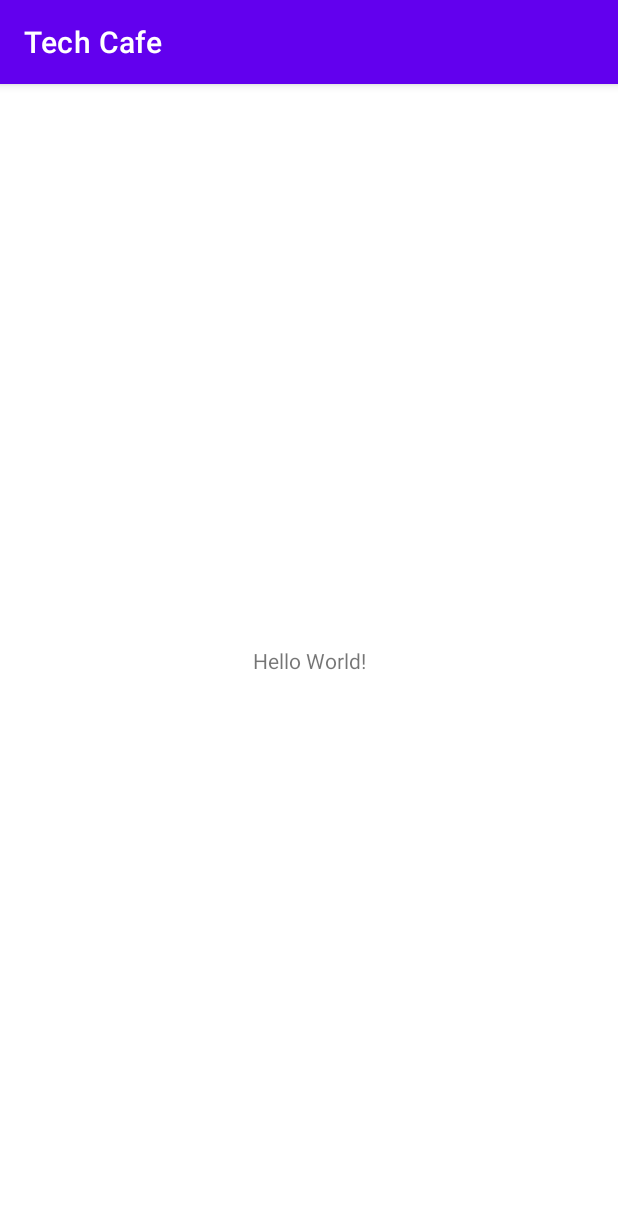
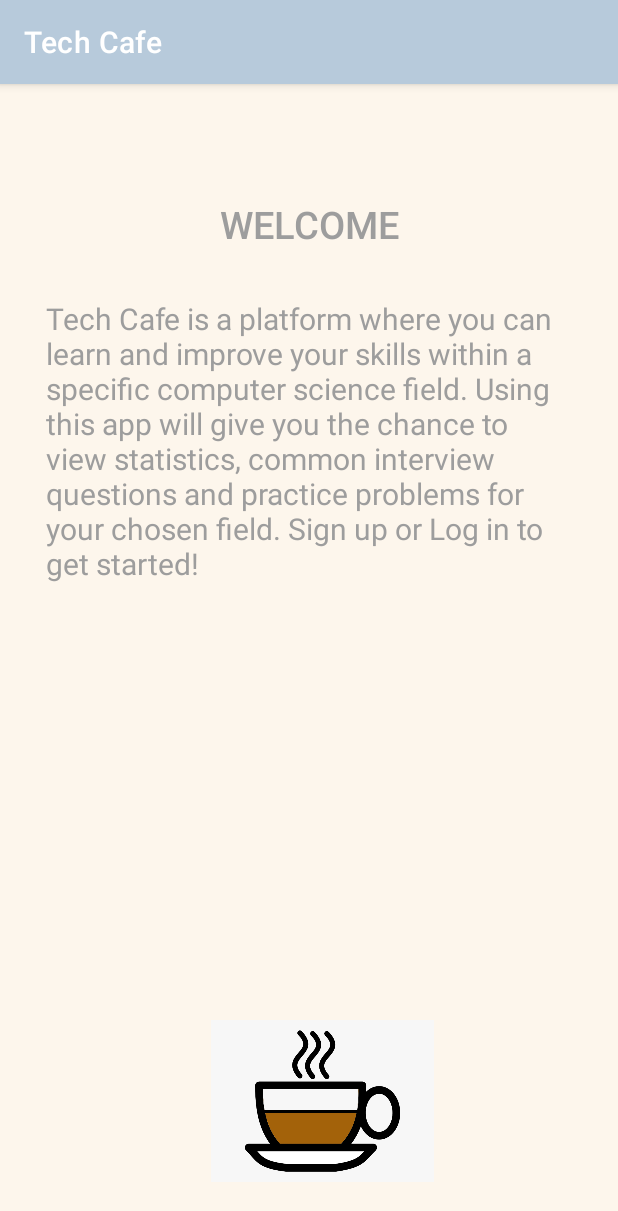
Before and after one commit to salakatenzing/Tech_Cafe, an Android app: the screen it shows after launch (MainActivity), on a phone screen of 412 x 824 dp. Shown: the top 1211 px of the screen. Run offline under Robolectric (Android 15) with nearby library versions, the phone set to English and light mode, and no system bars.

Commit message:
home page without button

```diff
--- a/TechCafe/app/src/main/res/layout/activity_main.xml
+++ b/TechCafe/app/src/main/res/layout/activity_main.xml
@@ -3,16 +3,49 @@
     xmlns:app="http://schemas.android.com/apk/res-auto"
     xmlns:tools="http://schemas.android.com/tools"
     android:layout_width="match_parent"
+    android:background="@color/beige"
     android:layout_height="match_parent"
     tools:context=".MainActivity">
 
     <TextView
+        android:id="@+id/mission_statement"
         android:layout_width="wrap_content"
         android:layout_height="wrap_content"
-        android:text="Hello World!"
-        app:layout_constraintBottom_toBottomOf="parent"
+        android:layout_marginTop="76dp"
+        android:fontFamily="sans-serif-light"
+        android:text="@string/mission"
+        android:textColor="@color/grey"
+        android:textSize="25sp"
+        android:textStyle="bold"
+        app:layout_constraintEnd_toEndOf="parent"
         app:layout_constraintLeft_toLeftOf="parent"
         app:layout_constraintRight_toRightOf="parent"
+        app:layout_constraintStart_toStartOf="parent"
         app:layout_constraintTop_toTopOf="parent" />
 
+    <TextView
+        android:id="@+id/mission_description"
+        android:layout_width="350dp"
+        android:layout_height="275dp"
+        android:layout_marginTop="32dp"
+        android:text="@string/description"
+        android:textColor="@color/grey"
+        android:textSize="20sp"
+        app:layout_constraintEnd_toEndOf="parent"
+        app:layout_constraintHorizontal_bias="0.491"
+        app:layout_constraintStart_toStartOf="parent"
+        app:layout_constraintTop_toBottomOf="@+id/mission_statement" />
+
+    <ImageView
+        android:id="@+id/imageView"
+        android:layout_width="191dp"
+        android:layout_height="108dp"
+        android:layout_marginBottom="36dp"
+        app:layout_constraintBottom_toBottomOf="parent"
+        app:layout_constraintEnd_toEndOf="parent"
+        app:layout_constraintHorizontal_bias="0.54"
+        app:layout_constraintStart_toStartOf="parent"
+        app:srcCompat="@drawable/_57_1576897_coffee_cup_clip_art_at_clker_com_vector" />
+
+
 </androidx.constraintlayout.widget.ConstraintLayout>
--- a/TechCafe/app/src/main/res/values-night/themes.xml
+++ b/TechCafe/app/src/main/res/values-night/themes.xml
@@ -2,12 +2,12 @@
     <!-- Base application theme. -->
     <style name="Theme.TechCafe" parent="Theme.MaterialComponents.DayNight.DarkActionBar">
         <!-- Primary brand color. -->
-        <item name="colorPrimary">@color/purple_200</item>
-        <item name="colorPrimaryVariant">@color/purple_700</item>
-        <item name="colorOnPrimary">@color/black</item>
+        <item name="colorPrimary">@color/blue</item>
+        <item name="colorPrimaryVariant">@color/blue</item>
+        <item name="colorOnPrimary">@color/white</item>
         <!-- Secondary brand color. -->
-        <item name="colorSecondary">@color/teal_200</item>
-        <item name="colorSecondaryVariant">@color/teal_200</item>
+        <item name="colorSecondary">@color/brown</item>
+        <item name="colorSecondaryVariant">@color/light_brown</item>
         <item name="colorOnSecondary">@color/black</item>
         <!-- Status bar color. -->
         <item name="android:statusBarColor" tools:targetApi="l">?attr/colorPrimaryVariant</item>
--- a/TechCafe/app/src/main/res/values/strings.xml
+++ b/TechCafe/app/src/main/res/values/strings.xml
@@ -1,3 +1,14 @@
 <resources>
     <string name="app_name">Tech Cafe</string>
+    <string name="mission">WELCOME</string>
+    <string name="description">Tech Cafe is a platform where you can learn and improve your skills
+        within a specific computer science field. Using this app will give you the chance
+        to view statistics, common interview questions and practice problems for your chosen field.
+        Sign up or Log in to get started!</string>
+    <string name="name_title">Tech Cafe</string>
+    <color name="beige">#FDF6EC</color>
+    <color name="light_brown">#F3E9DD</color>
+    <color name="blue">#B7CADB</color>
+    <color name="brown">#DAB88B</color>
+    <color name="grey">#9D9D9D</color>
 </resources>
--- a/TechCafe/app/src/main/res/values/themes.xml
+++ b/TechCafe/app/src/main/res/values/themes.xml
@@ -2,12 +2,12 @@
     <!-- Base application theme. -->
     <style name="Theme.TechCafe" parent="Theme.MaterialComponents.DayNight.DarkActionBar">
         <!-- Primary brand color. -->
-        <item name="colorPrimary">@color/purple_500</item>
-        <item name="colorPrimaryVariant">@color/purple_700</item>
+        <item name="colorPrimary">@color/blue</item>
+        <item name="colorPrimaryVariant">@color/blue</item>
         <item name="colorOnPrimary">@color/white</item>
         <!-- Secondary brand color. -->
-        <item name="colorSecondary">@color/teal_200</item>
-        <item name="colorSecondaryVariant">@color/teal_700</item>
+        <item name="colorSecondary">@color/brown</item>
+        <item name="colorSecondaryVariant">@color/light_brown</item>
         <item name="colorOnSecondary">@color/black</item>
         <!-- Status bar color. -->
         <item name="android:statusBarColor" tools:targetApi="l">?attr/colorPrimaryVariant</item>
```
Also changed, not shown: TechCafe/app/src/main/res/drawable/_57_1576897_coffee_cup_clip_art_at_clker_com_vector.png (added), 3 other files.
